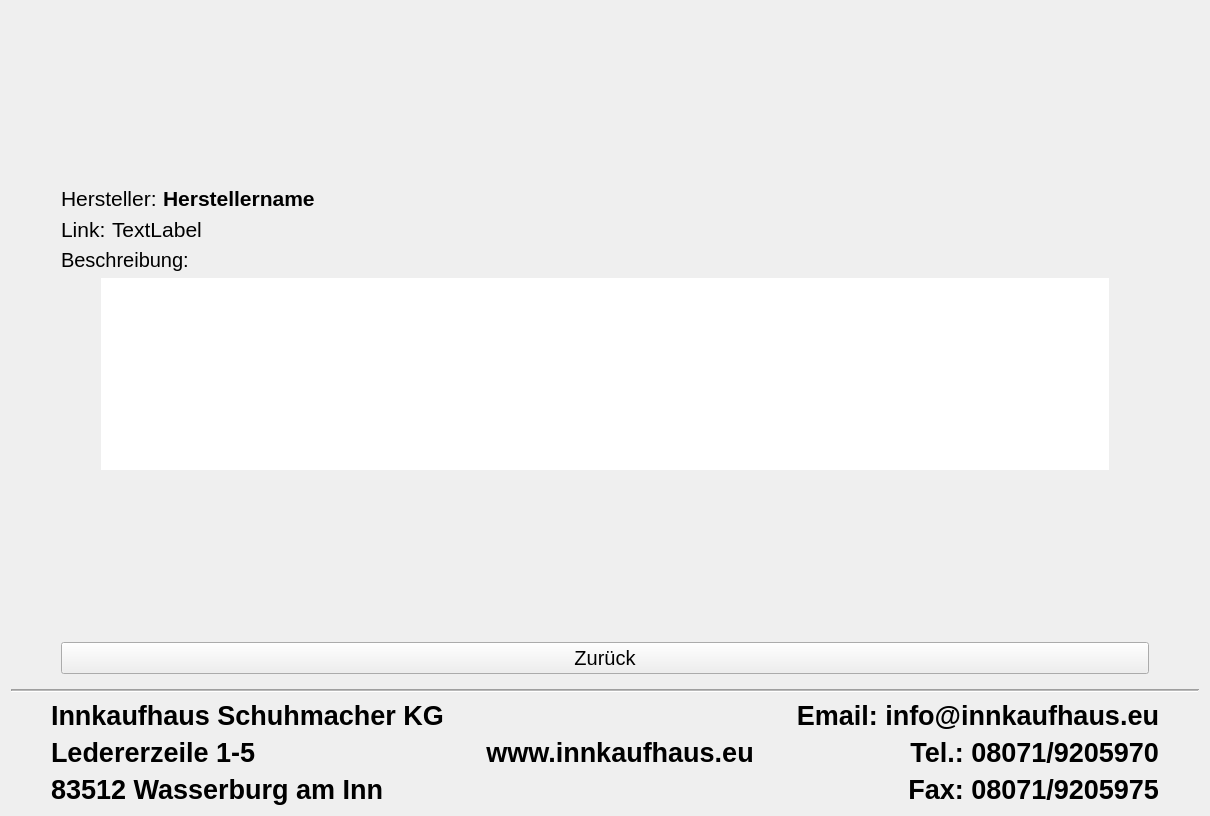
Above: src/form.ui from Benefranko/Barcode-Scanner-Feinkost- before the change. Below: the same form after it.
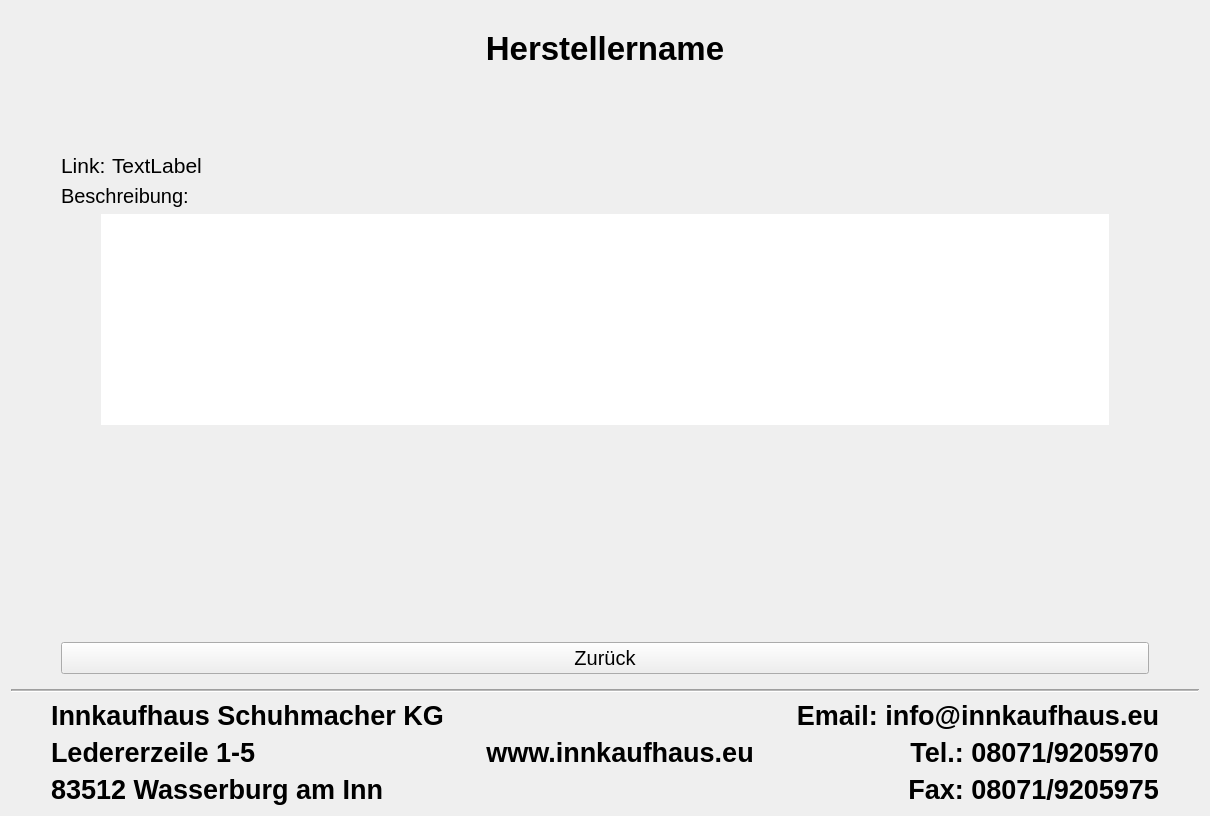
That is the form after the change. The open tabs and pages were chosen to show the change.

```diff
--- a/src/form.ui
+++ b/src/form.ui
@@ -1117,52 +1117,52 @@
         <number>50</number>
        </property>
        <item>
-        <spacer name="verticalSpacer_11">
+        <spacer name="verticalSpacer_17">
          <property name="orientation">
           <enum>Qt::Vertical</enum>
          </property>
+         <property name="sizeType">
+          <enum>QSizePolicy::Fixed</enum>
+         </property>
          <property name="sizeHint" stdset="0">
           <size>
            <width>20</width>
-           <height>40</height>
+           <height>10</height>
           </size>
          </property>
         </spacer>
-       </item>
-       <item>
-        <layout class="QHBoxLayout" name="horizontalLayout_6">
-         <item>
-          <widget class="QLabel" name="label_16">
-           <property name="sizePolicy">
-            <sizepolicy hsizetype="Fixed" vsizetype="Preferred">
-             <horstretch>0</horstretch>
-             <verstretch>0</verstretch>
-            </sizepolicy>
-           </property>
-           <property name="font">
-            <font>
-             <pointsize>16</pointsize>
-            </font>
-           </property>
-           <property name="text">
-            <string>Hersteller:</string>
-           </property>
-          </widget>
          </item>
          <item>
           <widget class="QLabel" name="label_herstellername">
            <property name="font">
             <font>
-             <pointsize>16</pointsize>
+           <pointsize>25</pointsize>
              <bold>true</bold>
             </font>
            </property>
            <property name="text">
             <string>Herstellername</string>
            </property>
-          </widget>
-         </item>
-        </layout>
+         <property name="alignment">
+          <set>Qt::AlignCenter</set>
+         </property>
+        </widget>
+       </item>
+       <item>
+        <spacer name="verticalSpacer_11">
+         <property name="orientation">
+          <enum>Qt::Vertical</enum>
+         </property>
+         <property name="sizeType">
+          <enum>QSizePolicy::Fixed</enum>
+         </property>
+         <property name="sizeHint" stdset="0">
+          <size>
+           <width>20</width>
+           <height>80</height>
+          </size>
+         </property>
+        </spacer>
        </item>
        <item>
         <layout class="QHBoxLayout" name="horizontalLayout_11">
```
Left out of the diff: 2 changed lines with no effect on the pictures. Lines whose indentation alone changed are shown as unchanged.
